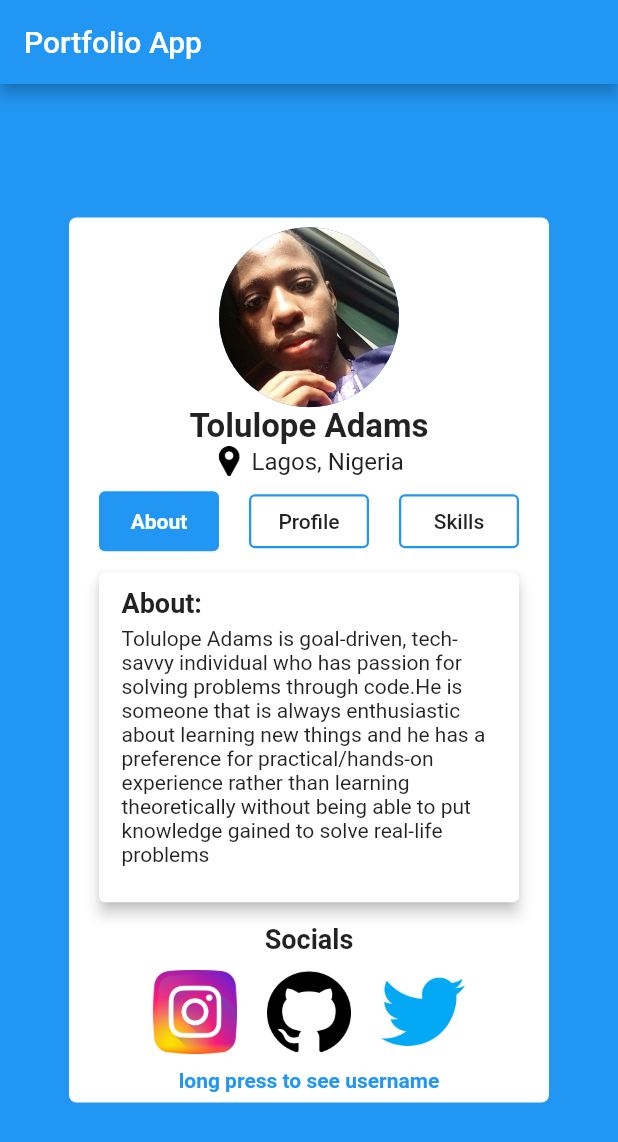
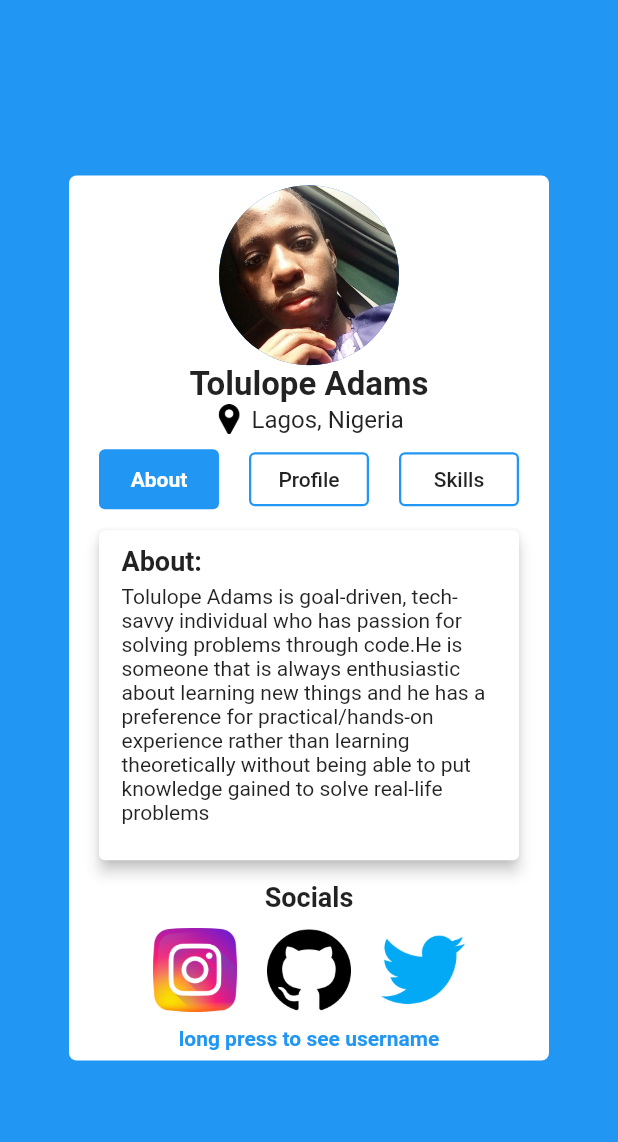
Before and after one commit to T0LUL0PE/flutter_portfolio_app, a Flutter app: the screen it shows after launch, on a phone screen of 412 x 824 dp. Shown: the top 1142 px of the screen. Run offline on Flutter 3.47's test engine with Material 2 defaults, Android fonts, the phone set to English and light mode, and no system bars.

Commit message:
Fifth Commit

```diff
--- a/lib/main.dart
+++ b/lib/main.dart
@@ -31,11 +31,6 @@ class _MyHomePageState extends State<MyHomePage> {
   @override
   Widget build(BuildContext context) {
     return Scaffold(
-      appBar: AppBar(
-        // Here we take the value from the MyHomePage object that was created by
-        // the App.build method, and use it to set our appbar title.
-        title: Text(widget.title),
-      ),
       body: Center(
         child: Container(
           width: 320,
```
Also changed, not shown: Screenshot_20210501-230744.png (added).
